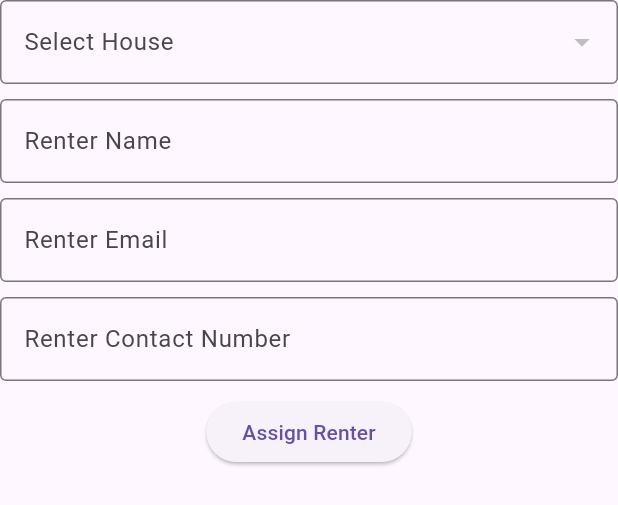
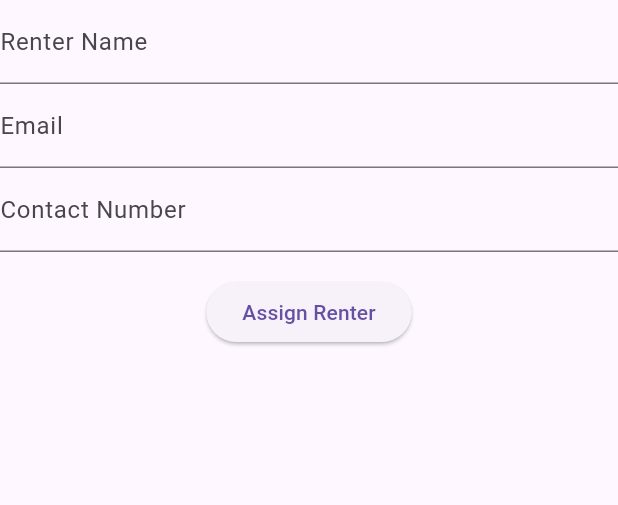
Before and after one commit to LeeRoiii/https---github.com-LeeRoiii-Rent-App, a Flutter app: the RenterFormWidget widget shown alone on an empty page, opened directly with empty values, on a phone screen of 412 x 824 dp. Shown: the top 505 px of the screen. Run offline on Flutter 3.47's test engine with Material 3 defaults, Android fonts, the phone set to English and light mode, and no system bars; our stand-ins replace fl_chart, sqflite; accounts and stored records are empty.

Commit message:
Enchance the UI

```diff
--- a/lib/screens/payment_screen.dart
+++ b/lib/screens/payment_screen.dart
@@ -52,7 +52,9 @@ class _PaymentScreenState extends State<PaymentScreen> {
                 'Months Paid: ${house['months_paid']}',
               ),
               trailing: ElevatedButton(
-                onPressed: house['paid'] == 1 ? null : () => _markAsPaid(house['id']),
+                onPressed: house['renter'] != null && house['paid'] == 0
+                    ? () => _markAsPaid(house['id'])
+                    : null, // Disable button if no renter or already paid
                 child: Text('Mark Paid'),
                 style: ElevatedButton.styleFrom(
                   backgroundColor: house['paid'] == 1 ? Colors.green : Colors.blue,
--- a/lib/screens/renter_form_widget.dart
+++ b/lib/screens/renter_form_widget.dart
@@ -2,64 +2,53 @@ import 'package:flutter/material.dart';
 
 class RenterFormWidget extends StatelessWidget {
   final GlobalKey<FormState> formKey;
-  final List<Map<String, dynamic>> filteredHouses;
+  final int? houseId;
+  final String houseName;
+  final String houseLocation;
+  final int housePrice;
   final Function(int?, String, String, String) onSubmit;
 
-  RenterFormWidget({
+  const RenterFormWidget({
     required this.formKey,
-    required this.filteredHouses,
+    required this.houseId,
+    required this.houseName,
+    required this.houseLocation,
+    required this.housePrice,
     required this.onSubmit,
   });
 
   @override
   Widget build(BuildContext context) {
-    String renterName = '';
-    String renterEmail = '';
-    String renterContactNumber = '';
-    int? selectedHouseId;
+    // Define controllers for renter information here
+    final TextEditingController nameController = TextEditingController();
+    final TextEditingController emailController = TextEditingController();
+    final TextEditingController contactController = TextEditingController();
 
     return Form(
       key: formKey,
       child: Column(
         mainAxisSize: MainAxisSize.min,
         children: [
-          DropdownButtonFormField<int>(
-            decoration: InputDecoration(labelText: 'Select House', border: OutlineInputBorder()),
-            items: filteredHouses
-                .where((house) => house['available'] == 1)
-                .map((house) {
-              return DropdownMenuItem<int>(
-                value: house['id'],
-                child: Text('${house['name']} - \$${house['price']}'),
-              );
-            }).toList(),
-            onChanged: (value) => selectedHouseId = value,
-            validator: (value) => value == null ? 'Please select a house' : null,
+          TextFormField(
+            controller: nameController,
+            decoration: InputDecoration(labelText: 'Renter Name'),
+            validator: (value) => value!.isEmpty ? 'Please enter a name' : null,
           ),
-          SizedBox(height: 10),
           TextFormField(
-            decoration: InputDecoration(labelText: 'Renter Name', border: OutlineInputBorder()),
-            onSaved: (value) => renterName = value!,
-            validator: (value) => value!.isEmpty ? 'Please enter renter name' : null,
+            controller: emailController,
+            decoration: InputDecoration(labelText: 'Email'),
+            validator: (value) => value!.isEmpty ? 'Please enter an email' : null,
           ),
-          SizedBox(height: 10),
           TextFormField(
-            decoration: InputDecoration(labelText: 'Renter Email', border: OutlineInputBorder()),
-            onSaved: (value) => renterEmail = value!,
-            validator: (value) => value!.isEmpty ? 'Please enter renter email' : null,
+            controller: contactController,
+            decoration: InputDecoration(labelText: 'Contact Number'),
+            validator: (value) => value!.isEmpty ? 'Please enter a contact number' : null,
           ),
-          SizedBox(height: 10),
-          TextFormField(
-            decoration: InputDecoration(labelText: 'Renter Contact Number', border: OutlineInputBorder()),
-            onSaved: (value) => renterContactNumber = value!,
-            validator: (value) => value!.isEmpty ? 'Please enter renter contact number' : null,
-          ),
-          SizedBox(height: 10),
+          SizedBox(height: 16),
           ElevatedButton(
             onPressed: () {
               if (formKey.currentState!.validate()) {
-                formKey.currentState!.save();
-                onSubmit(selectedHouseId, renterName, renterEmail, renterContactNumber);
+                onSubmit(houseId, nameController.text, emailController.text, contactController.text);
               }
             },
             child: Text('Assign Renter'),
```
Also changed, not shown: lib/screens/house_list_widget.dart (deleted, +0 -41 lines), lib/screens/housing_screen.dart (+77 -78 lines), lib/screens/search_and_filter_widget.dart (+44 -10 lines).
